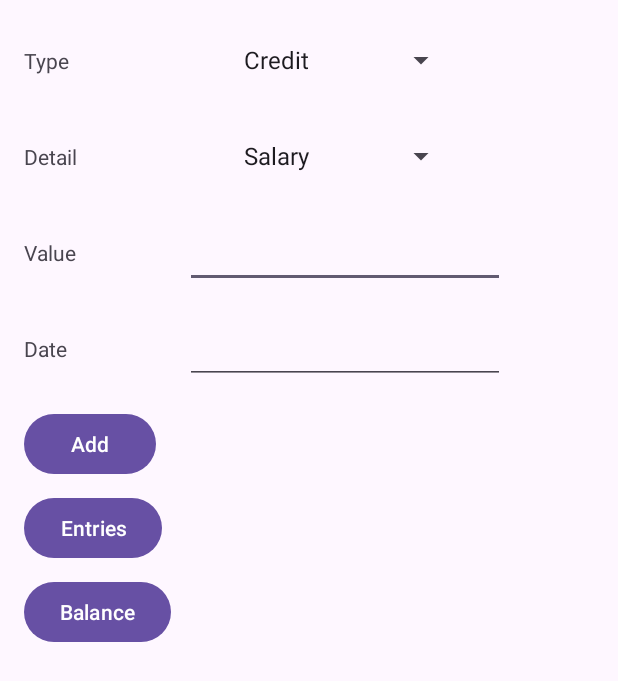
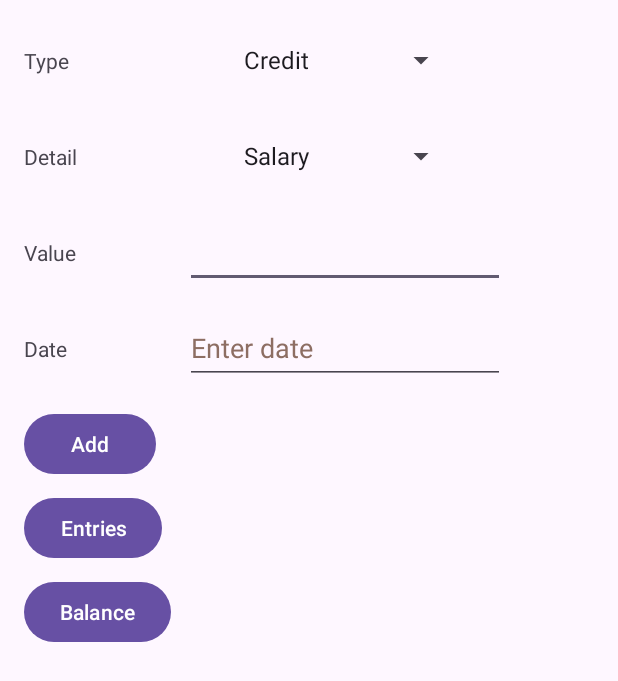
Before and after one commit to thobias90/cash-flow, an Android app: the screen it shows after launch (MainActivity), on a phone screen of 412 x 824 dp. Shown: the top 681 px of the screen. Run offline under Robolectric (Android 15) with nearby library versions, the phone set to English and light mode, and no system bars.

Commit message:
refactor: update date edit text

```diff
--- a/app/src/main/res/layout/activity_main.xml
+++ b/app/src/main/res/layout/activity_main.xml
@@ -74,29 +74,35 @@
         android:layout_width="wrap_content"
         android:layout_height="wrap_content"
         android:layout_marginTop="16dp"
+        android:autofillHints=""
         android:ems="10"
-        android:inputType="number"
         android:minHeight="48dp"
         app:layout_constraintEnd_toEndOf="@+id/cashDetail"
         app:layout_constraintStart_toStartOf="@+id/cashDetail"
         app:layout_constraintTop_toBottomOf="@+id/cashDetail"
         tools:ignore="LabelFor,SpeakableTextPresentCheck"
-        android:autofillHints="" />
+        android:inputType="numberDecimal" />
 
     <EditText
         android:id="@+id/etDate"
         android:layout_width="wrap_content"
         android:layout_height="wrap_content"
         android:layout_marginTop="16dp"
+        android:autofillHints=""
+        android:clickable="false"
+        android:cursorVisible="false"
         android:ems="10"
+        android:focusable="false"
+        android:focusableInTouchMode="false"
+        android:hint="Enter date"
         android:inputType="date"
         android:minHeight="48dp"
+        android:textColorHint="#8D6E63"
         app:layout_constraintEnd_toEndOf="@+id/etValue"
         app:layout_constraintStart_toEndOf="@+id/tvDate"
         app:layout_constraintStart_toStartOf="@+id/etValue"
         app:layout_constraintTop_toBottomOf="@+id/etValue"
-        tools:ignore="LabelFor,SpeakableTextPresentCheck"
-        android:autofillHints="" />
+        tools:ignore="LabelFor,SpeakableTextPresentCheck" />
 
     <Button
         android:id="@+id/btAdd"
```
